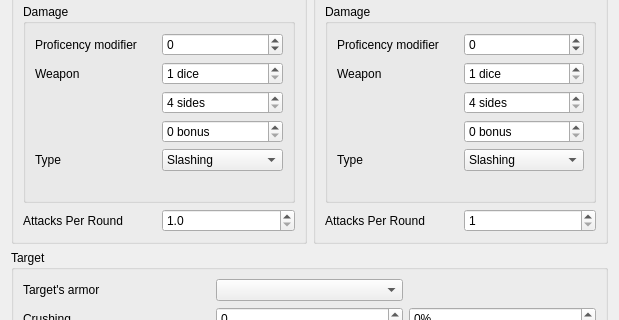
Above: damage-calculator/configuration.ui from moebiusproject/moebiustoolkit before the change; both pictures show x 0 to 619 and y 291 to 611 of the 619 by 942 pixel window. Below: the same form after it.
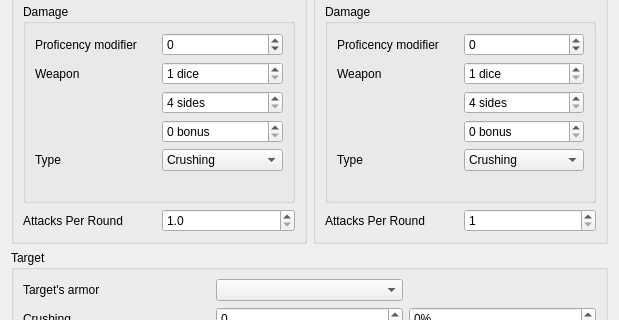
That is the form after the change.

Commit message: Add damage type modifiers

Patch:
```diff
--- a/damage-calculator/configuration.ui
+++ b/damage-calculator/configuration.ui
@@ -253,16 +253,6 @@
              </item>
              <item>
               <widget class="QComboBox" name="damageType1">
-               <item>
-                <property name="text">
-                 <string>Slashing</string>
-                </property>
-               </item>
-               <item>
-                <property name="text">
-                 <string>Piercing</string>
-                </property>
-               </item>
                <item>
                 <property name="text">
                  <string>Crushing</string>
@@ -468,16 +458,6 @@
              </item>
              <item>
               <widget class="QComboBox" name="damageType2">
-               <item>
-                <property name="text">
-                 <string>Slashing</string>
-                </property>
-               </item>
-               <item>
-                <property name="text">
-                 <string>Piercing</string>
-                </property>
-               </item>
                <item>
                 <property name="text">
                  <string>Crushing</string>
```
Left out of the diff: 20 changed lines with no effect on the pictures. The commit also changes 1 other file.
